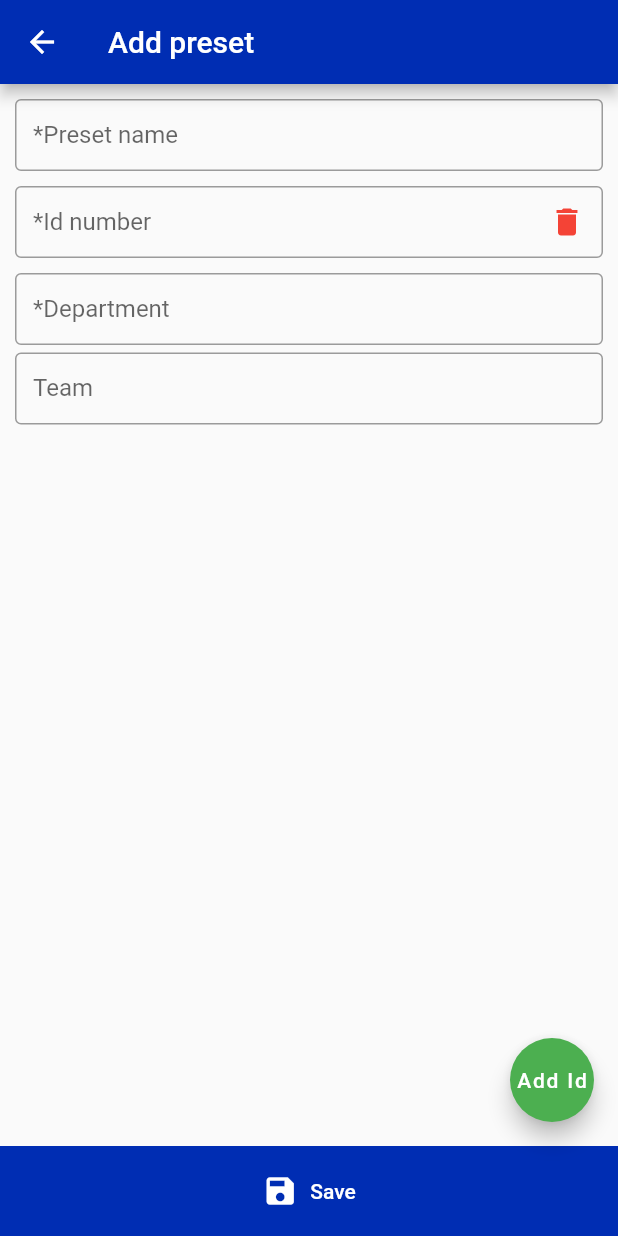
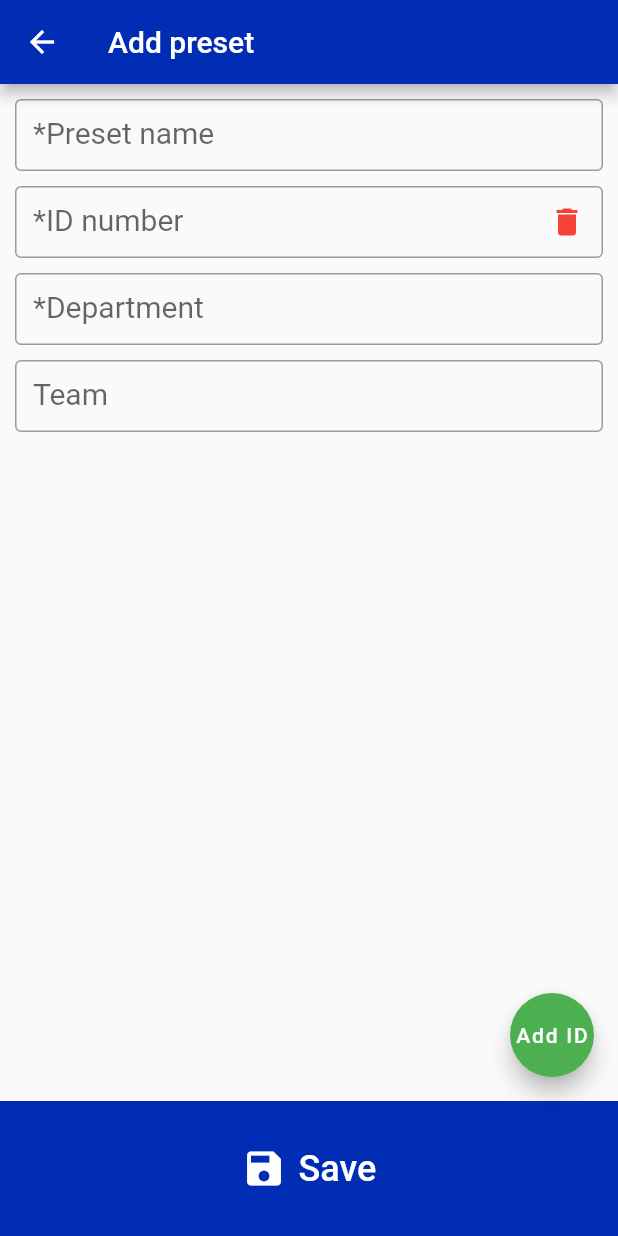
Before and after one commit to lamaw01/fieldparasat, a Flutter app: the AddPresetPage screen opened directly, on a phone screen of 412 x 824 dp. Run offline on Flutter 3.47's test engine with Material 2 defaults, Android fonts, the phone set to English and light mode, and no system bars; our stand-ins replace device_info_plus, flutter_styled_toast, geocoding, geolocator, hive, hive_flutter and 4 more; accounts and stored records are empty; network calls fail.

Commit message:
1.0.1 update

```diff
--- a/lib/view/add_preset_page.dart
+++ b/lib/view/add_preset_page.dart
@@ -46,6 +46,7 @@ class _AddPresetPageState extends State<AddPresetPage> {
             mainAxisSize: MainAxisSize.min,
             children: [
               TextField(
+                style: const TextStyle(fontSize: 20.0),
                 decoration: const InputDecoration(
                   border: OutlineInputBorder(
                     borderSide: BorderSide(color: Colors.grey, width: 1.0),
@@ -60,11 +61,12 @@ class _AddPresetPageState extends State<AddPresetPage> {
               const SizedBox(height: 10.0),
               for (int i = 0; i < idPresetControllerList.length; i++) ...[
                 TextField(
+                  style: const TextStyle(fontSize: 20.0),
                   decoration: InputDecoration(
                     border: const OutlineInputBorder(
                       borderSide: BorderSide(color: Colors.grey, width: 1.0),
                     ),
-                    label: const Text('*Id number'),
+                    label: const Text('*ID number'),
                     contentPadding:
                         const EdgeInsets.fromLTRB(12.0, 12.0, 12.0, 12.0),
                     suffixIcon: IconButton(
@@ -86,10 +88,10 @@ class _AddPresetPageState extends State<AddPresetPage> {
                   keyboardType: TextInputType.number,
                   textInputAction: TextInputAction.done,
                 ),
-                const SizedBox(height: 5.0),
+                const SizedBox(height: 10.0),
               ],
-              const SizedBox(height: 5.0),
               TextField(
+                style: const TextStyle(fontSize: 20.0),
                 decoration: const InputDecoration(
                   border: OutlineInputBorder(
                     borderSide: BorderSide(color: Colors.grey, width: 1.0),
@@ -102,8 +104,9 @@ class _AddPresetPageState extends State<AddPresetPage> {
                 keyboardType: TextInputType.text,
                 textInputAction: TextInputAction.done,
               ),
-              const SizedBox(height: 5.0),
+              const SizedBox(height: 10.0),
               TextField(
+                style: const TextStyle(fontSize: 20.0),
                 decoration: const InputDecoration(
                   label: Text('Team'),
                   border: OutlineInputBorder(
@@ -127,12 +130,12 @@ class _AddPresetPageState extends State<AddPresetPage> {
           });
         },
         backgroundColor: Colors.green,
-        child: const Text('Add Id'),
+        child: const Text('Add ID'),
       ),
       bottomNavigationBar: Container(
         color: AppColor.kMainColor,
         width: double.infinity,
-        height: 60.0,
+        height: 90.0,
         child: TextButton.icon(
           onPressed: () async {
             var box = Hive.box<PresetModel>('preset');
@@ -161,10 +164,14 @@ class _AddPresetPageState extends State<AddPresetPage> {
           icon: const Icon(
             Icons.save,
             color: Colors.white,
+            size: 30.0,
           ),
           label: const Text(
             'Save',
-            style: TextStyle(color: Colors.white),
+            style: TextStyle(
+              color: Colors.white,
+              fontSize: 24.0,
+            ),
           ),
         ),
       ),
--- a/lib/view/tabbar_page.dart
+++ b/lib/view/tabbar_page.dart
@@ -41,6 +41,7 @@ class _TabBarPageState extends State<TabBarPage> with TickerProviderStateMixin {
             bottom: TabBar(
               controller: instance.tabController,
               indicatorColor: Colors.white,
+              labelStyle: const TextStyle(fontSize: 20.0),
               tabs: const [
                 Tab(
                   text: 'Home',
--- a/pubspec.yaml
+++ b/pubspec.yaml
@@ -16,7 +16,7 @@ publish_to: 'none' # Remove this line if you wish to publish to pub.dev
 # https://developer.apple.com/library/archive/documentation/General/Reference/InfoPlistKeyReference/Articles/CoreFoundationKeys.html
 # In Windows, build-name is used as the major, minor, and patch parts
 # of the product and file versions while build-number is used as the build suffix.
-version: 1.0.0
+version: 1.0.1
 
 environment:
   sdk: '>=2.19.2 <3.0.0'
```
Also changed, not shown: lib/data/selfie_page_data.dart (+8 -9 lines), lib/view/selfie_page.dart (+10 -4 lines), lib/view/upload_page.dart (+13 -7 lines).
